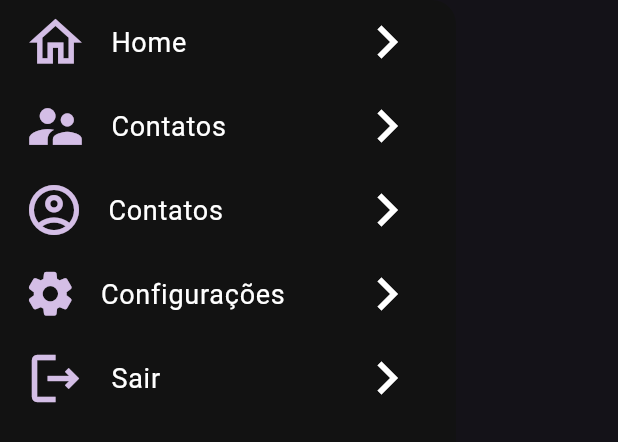
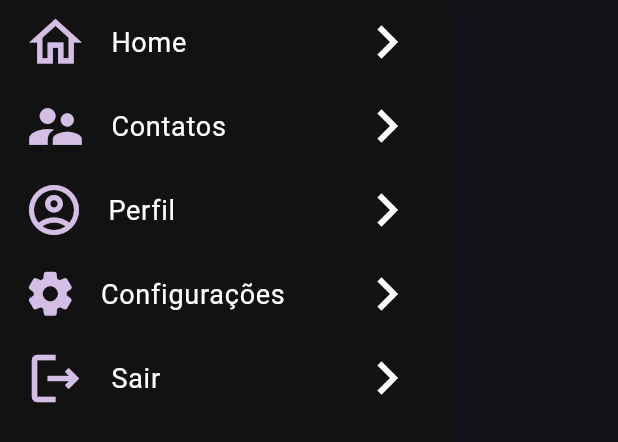
Before and after one commit to DudaBittenc/Projeto_agenda_contatos, a Flutter app: the MenuDrawer widget shown alone on an empty page, opened directly, on a phone screen of 412 x 824 dp. Shown: the top 442 px of the screen. Run offline on Flutter 3.47's test engine with Material 3 defaults, Android fonts, the phone set to English and light mode, and no system bars; our stand-ins replace font_awesome_flutter.

Commit message:
correções no documento

```diff
--- a/agenda_contatos/lib/View/resources/menu.dart
+++ b/agenda_contatos/lib/View/resources/menu.dart
@@ -59,8 +59,9 @@ class MenuDrawer extends StatelessWidget {
              );
           }
         ),
+        // Perfil
          new ListTile(
-          title: mostrarTitulo("Contatos"),
+          title: mostrarTitulo("Perfil"),
           trailing: Icon(Icons.navigate_next, size: 44),
           leading: Icon(
             Icons.account_circle_outlined,
```
